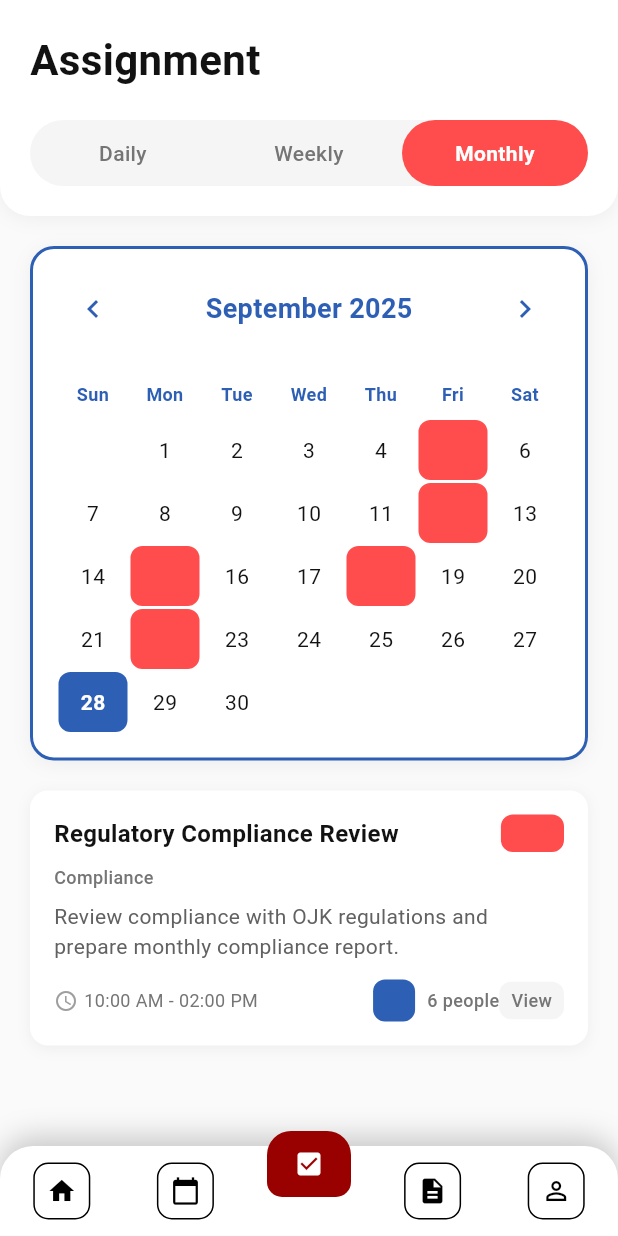
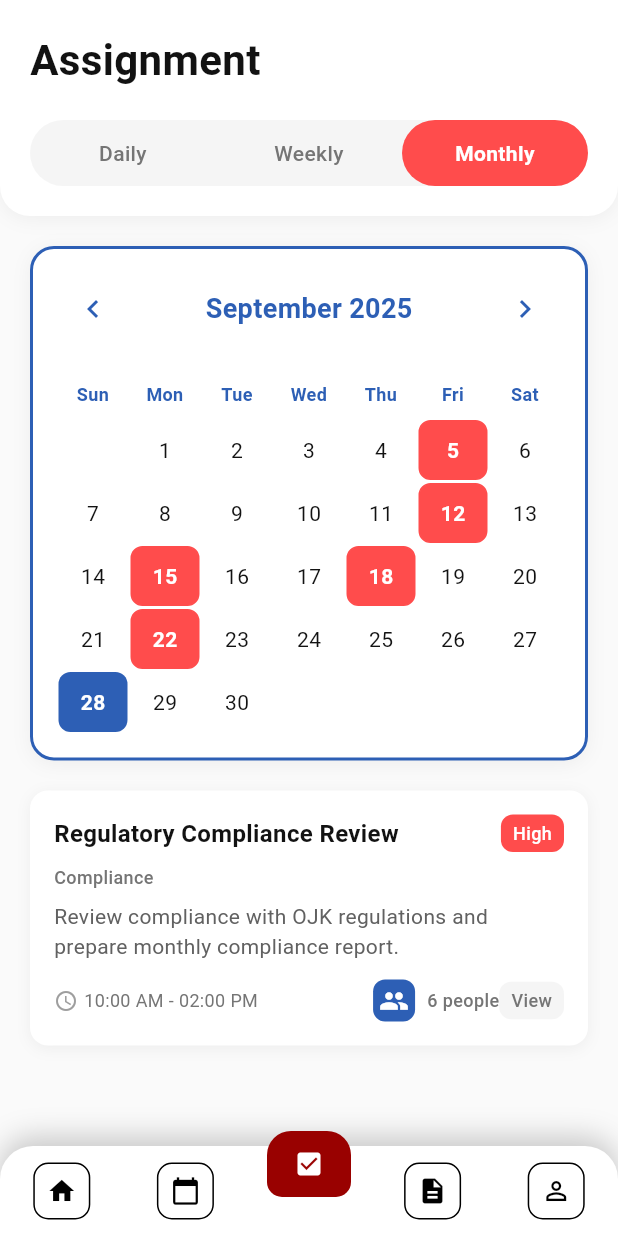
Before and after one commit to RollinPumpkin/BPR_Absence, a Flutter app: the UserAssignmentPage screen opened directly, on a phone screen of 412 x 824 dp. Run offline on Flutter 3.47's test engine with Material 3 defaults, Android fonts, the phone set to English and light mode, and no system bars; our stand-ins replace dio, fl_chart, geocoding, geolocator, shared_preferences, table_calendar; missing offline and left inert: excel, file_saver; accounts and stored records are empty.

Commit message:
Refactor color usage in assignment detail and user assignment pages; update attendance form for read-only start date and timer functionality in user header

```diff
--- a/frontend/lib/modules/user/assignment/assignment_detail_page.dart
+++ b/frontend/lib/modules/user/assignment/assignment_detail_page.dart
@@ -124,7 +124,7 @@ class _AssignmentDetailPageState extends State<AssignmentDetailPage> {
                       category,
                       style: TextStyle(
                         fontSize: 12,
-                        color: isSelected ? AppColors.primaryBlue : Colors.grey.shade700,
+                        color: isSelected ? AppColors.pureWhite : Colors.grey.shade700,
                         fontWeight: isSelected ? FontWeight.w500 : FontWeight.w400,
                       ),
                     ),
@@ -432,7 +432,7 @@ class _AssignmentDetailPageState extends State<AssignmentDetailPage> {
                       "Active",
                       style: TextStyle(
                         fontSize: 12,
-                        color: AppColors.primaryGreen,
+                        color: AppColors.pureWhite,
                         fontWeight: FontWeight.w500,
                       ),
                     ),
--- a/frontend/lib/modules/user/assignment/assignment_page.dart
+++ b/frontend/lib/modules/user/assignment/assignment_page.dart
@@ -352,11 +352,13 @@ class _UserAssignmentPageState extends State<UserAssignmentPage> {
     ).day;
     int startingWeekday = firstDay.weekday % 7; // Sunday = 0
 
-    List<Widget> dayWidgets = [];
+    // Calculate total cells needed (6 rows * 7 days = 42 cells)
+    int totalCells = 42;
+    List<Widget> allCells = [];
 
     // Add empty cells for days before the first day of the month
     for (int i = 0; i < startingWeekday; i++) {
-      dayWidgets.add(Expanded(child: Container()));
+      allCells.add(Expanded(child: Container()));
     }
 
     // Add days of the month
@@ -372,7 +374,7 @@ class _UserAssignmentPageState extends State<UserAssignmentPage> {
           currentDay.year == selectedDate.year;
       bool hasAssignment = _hasAssignmentOnDate(currentDay);
 
-      dayWidgets.add(
+      allCells.add(
         Expanded(
           child: GestureDetector(
             onTap: () {
@@ -401,7 +403,7 @@ class _UserAssignmentPageState extends State<UserAssignmentPage> {
                     color: isSelected
                         ? AppColors.pureWhite
                         : hasAssignment
-                        ? AppColors.errorRed
+                        ? AppColors.pureWhite
                         : AppColors.black87,
                     fontWeight: isSelected || hasAssignment
                         ? FontWeight.bold
@@ -414,21 +416,17 @@ class _UserAssignmentPageState extends State<UserAssignmentPage> {
           ),
         ),
       );
-
-      // Create new row every 7 days
-      if (dayWidgets.length == 7) {
-        rows.add(Row(children: dayWidgets));
-        dayWidgets = [];
-      }
     }
 
-    // Fill remaining cells in the last row
-    while (dayWidgets.length < 7 && dayWidgets.isNotEmpty) {
-      dayWidgets.add(Expanded(child: Container()));
+    // Fill remaining cells after the last day of the month up to 42 cells
+    while (allCells.length < totalCells) {
+      allCells.add(Expanded(child: Container()));
     }
 
-    if (dayWidgets.isNotEmpty) {
-      rows.add(Row(children: dayWidgets));
+    // Create rows of 7 cells each
+    for (int i = 0; i < totalCells; i += 7) {
+      List<Widget> rowCells = allCells.sublist(i, i + 7);
+      rows.add(Row(children: rowCells));
     }
 
     return rows;
@@ -526,13 +524,9 @@ class _UserAssignmentPageState extends State<UserAssignmentPage> {
                   ),
                   child: Text(
                     assignment['priority'],
-                    style: TextStyle(
+                    style: const TextStyle(
                       fontSize: 12,
-                      color: assignment['priority'] == 'High'
-                          ? AppColors.errorRed
-                          : assignment['priority'] == 'Medium'
-                          ? AppColors.vibrantOrange
-                          : AppColors.primaryGreen,
+                      color: AppColors.pureWhite,
                       fontWeight: FontWeight.w500,
                     ),
                   ),
@@ -577,9 +571,9 @@ class _UserAssignmentPageState extends State<UserAssignmentPage> {
                         color: AppColors.primaryBlue,
                         borderRadius: BorderRadius.circular(8),
                       ),
-                      child: Icon(
+                      child: const Icon(
                         Icons.people,
-                        color: AppColors.primaryBlue,
+                        color: AppColors.pureWhite,
                         size: 20,
                       ),
                     ),
```
Also changed, not shown: frontend/lib/modules/user/attendance/attendance_form_page.dart (+30 -15 lines), frontend/lib/modules/user/dashboard/widgets/user_header.dart (+30 -6 lines), frontend/pubspec.lock.
